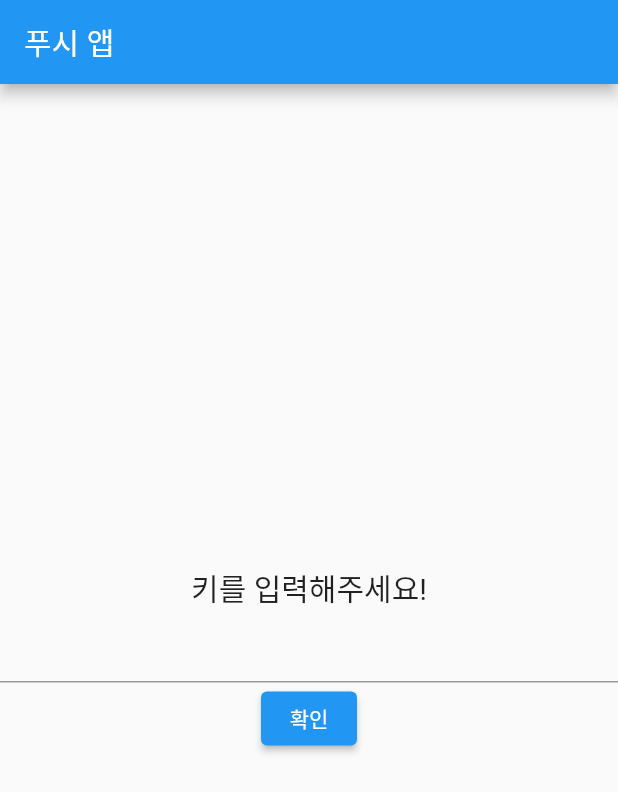
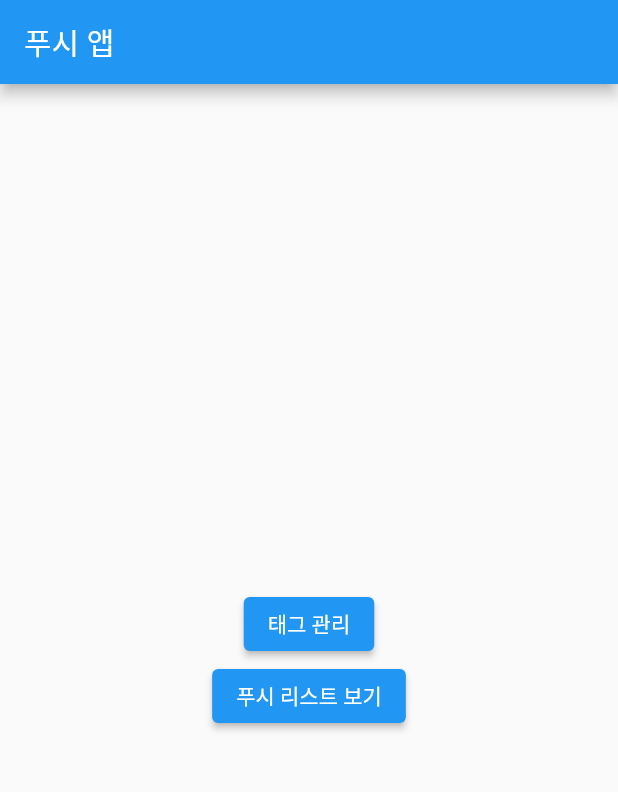
Before and after one commit to SWM-argonaut/Argonaut-Push-App, a Flutter app: the screen it shows after launch, on a phone screen of 412 x 824 dp. Shown: the top 792 px of the screen. Run offline on Flutter 3.47's test engine with Material 2 defaults, Android fonts, the phone set to English and light mode, and no system bars; missing offline and left inert: onesignal_flutter.

Commit message:
add tag method

```diff
--- a/lib/main.dart
+++ b/lib/main.dart
@@ -54,8 +54,6 @@ class MyAppState extends State<MyApp> {
     // Called when the user opens or taps an action on a notification.
     OneSignal.shared
         .setNotificationOpenedHandler((OSNotificationOpenedResult result) {
-      log(result.notification.title.toString());
-
       _navigatorKey.currentState?.push(MaterialPageRoute(
           builder: (context) => PushDetail(notification: result.notification)));
     });
--- a/lib/page/home.dart
+++ b/lib/page/home.dart
@@ -1,7 +1,7 @@
 import 'package:flutter/material.dart';
 
-import 'package:argonaute_push/functions/functions.dart';
 import 'package:argonaute_push/page/push_list.dart';
+import 'package:argonaute_push/page/tag.dart';
 
 class Home extends StatefulWidget {
   const Home({Key? key}) : super(key: key);
@@ -16,18 +16,19 @@ class _HomeState extends State<Home> {
     return Scaffold(
       appBar: AppBar(title: Text("푸시 앱")),
       body: Container(
+        alignment: Alignment.center,
         child: Column(
           mainAxisAlignment: MainAxisAlignment.center,
+          crossAxisAlignment: CrossAxisAlignment.center,
           children: [
-            Text(
-              "키를 입력해주세요!",
-              style: TextStyle(fontSize: 20),
-            ),
-            TextField(),
+            ElevatedButton(
+                onPressed: () => Navigator.push(
+                    context, MaterialPageRoute(builder: (context) => Tag())),
+                child: Text("태그 관리")),
             ElevatedButton(
                 onPressed: () => Navigator.push(context,
                     MaterialPageRoute(builder: (context) => PushList())),
-                child: Text("확인"))
+                child: Text("푸시 리스트 보기")),
           ],
         ),
       ),
```
Also changed, not shown: lib/page/tag.dart (added, +58 -0 lines).
